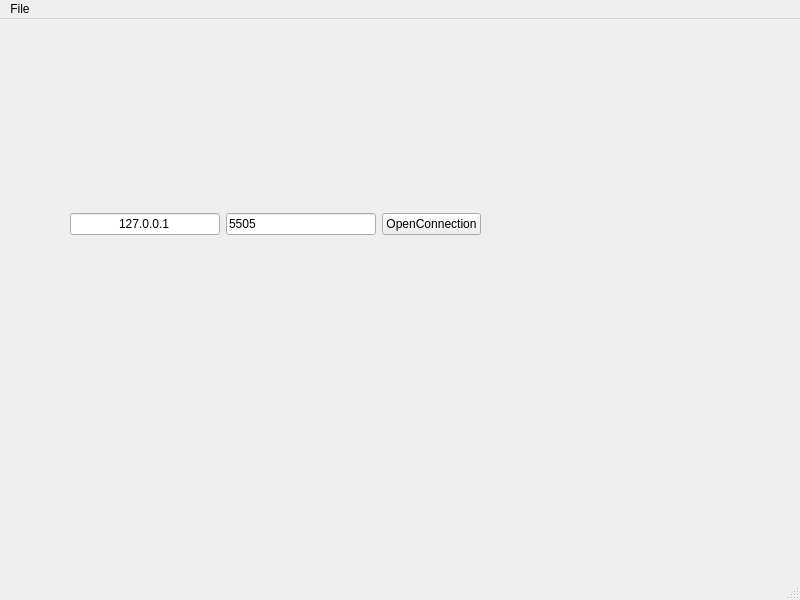
First picture: the form in src/gui/MainUI.ui, repository aletowk/pyqt5-ui-test, before the edit.
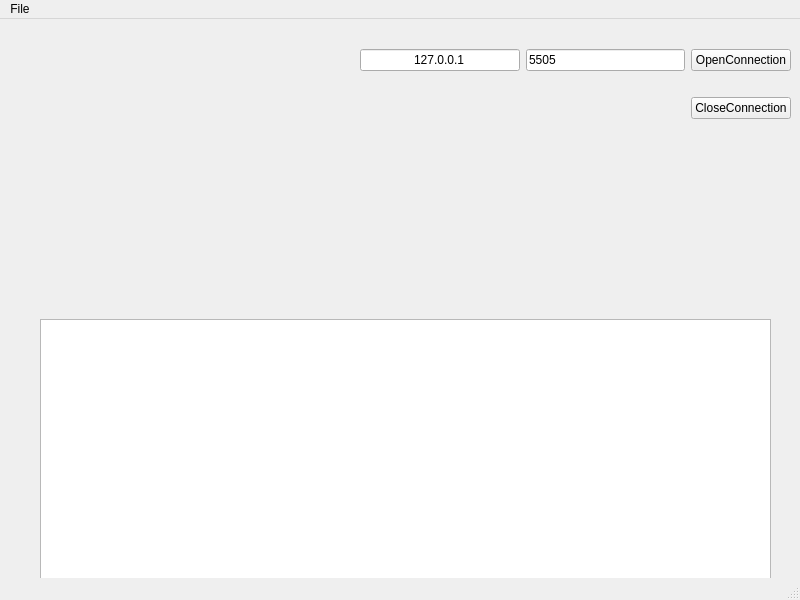
Second picture: the form after the edit.

Commit message: C'est bon, le TCP fonctionne. attention si on ferme la connexion avec le bouton, et qu'on rouvre appres ==> segmentation fault si on recoit des data d'un client TCP

```diff
--- a/src/gui/MainUI.ui
+++ b/src/gui/MainUI.ui
@@ -17,10 +17,10 @@
    <widget class="QWidget" name="gridLayoutWidget">
     <property name="geometry">
      <rect>
-      <x>70</x>
-      <y>180</y>
-      <width>411</width>
-      <height>51</height>
+      <x>360</x>
+      <y>10</y>
+      <width>431</width>
+      <height>111</height>
      </rect>
     </property>
     <layout class="QGridLayout" name="serverSettingsLayout">
@@ -54,8 +54,28 @@
        </property>
       </widget>
      </item>
+     <item row="1" column="2">
+      <widget class="QPushButton" name="closeConnectionButton">
+       <property name="text">
+        <string>CloseConnection</string>
+       </property>
+       <property name="checkable">
+        <bool>false</bool>
+       </property>
+      </widget>
+     </item>
     </layout>
    </widget>
+   <widget class="QTextEdit" name="consoleViewTextEdit">
+    <property name="geometry">
+     <rect>
+      <x>40</x>
+      <y>300</y>
+      <width>731</width>
+      <height>271</height>
+     </rect>
+    </property>
+   </widget>
   </widget>
   <widget class="QMenuBar" name="menubar">
    <property name="geometry">
```
The commit also changes 6 other files.
